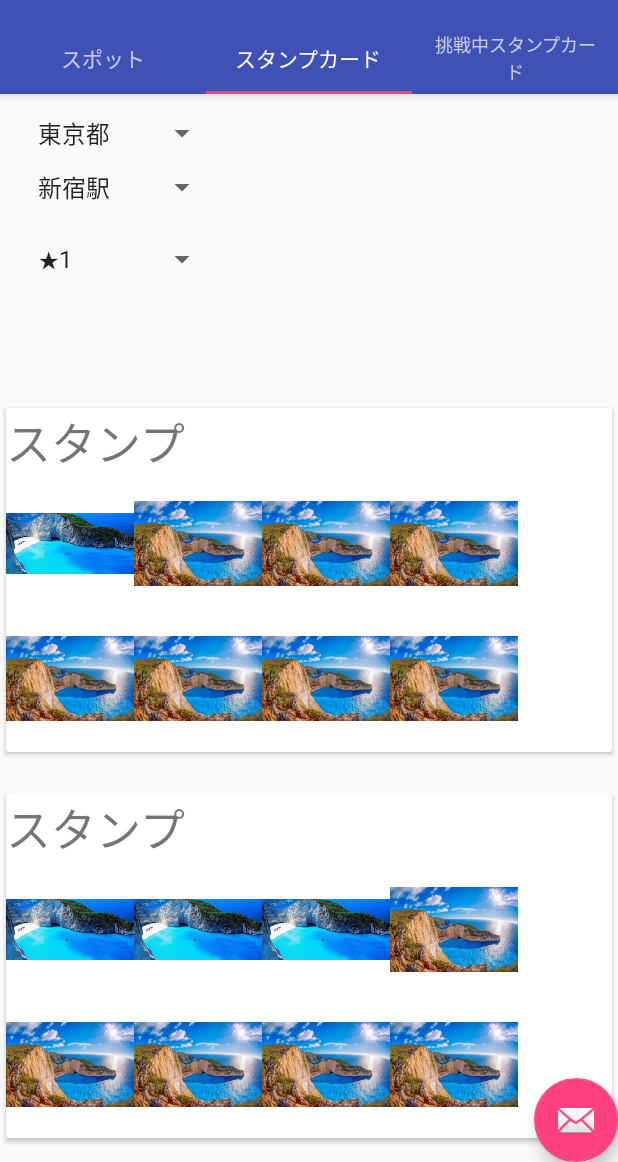
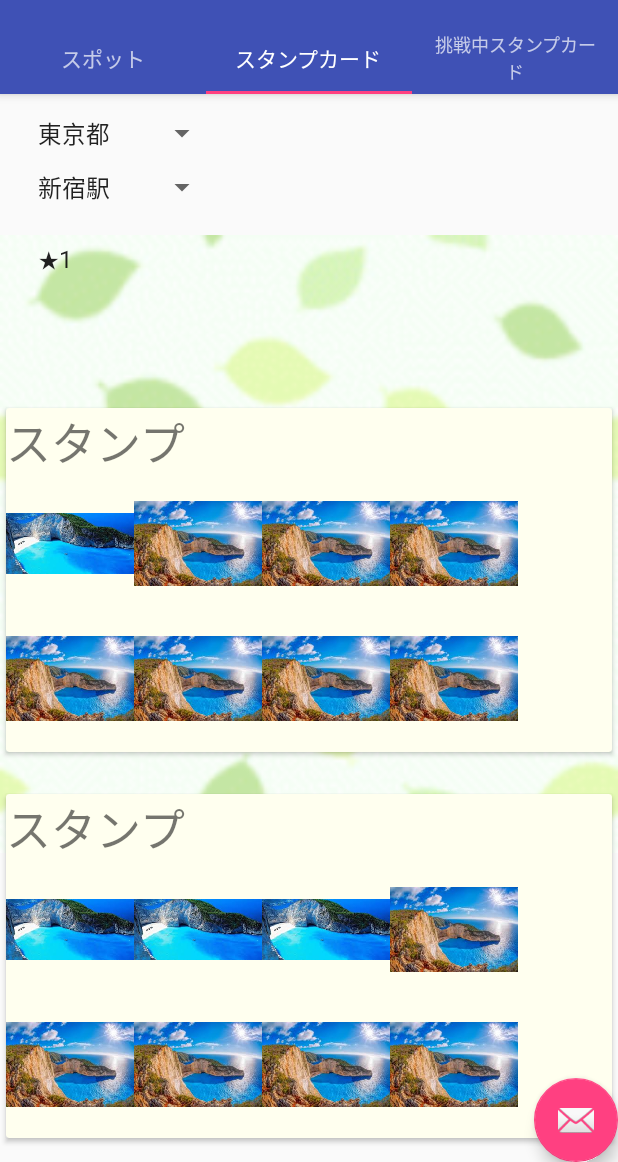
Before and after one commit to h-matsuo/hackathon_2017_colopl, an Android app: the screen it shows after launch (MainActivity), tab 2 chosen, on a phone screen of 412 x 824 dp, the part 74-1236 px from its top. Run offline under Robolectric (Android 15) with nearby library versions, the phone set to English and light mode, and no system bars; libraries missing offline, so code that uses them is left out: com.loopj.android, cz.msebera.android; 4 statements that could not run were skipped.

Commit message:
一歩戻る

```diff
--- a/MyApplication/app/src/main/res/layout/activity_main.xml
+++ b/MyApplication/app/src/main/res/layout/activity_main.xml
@@ -7,6 +7,13 @@
     android:layout_height="match_parent"
     android:fitsSystemWindows="true"
     tools:context="com.example.stamprally.MainActivity">
+
+    <ImageView
+        android:id="@+id/imageView5"
+        android:layout_width="match_parent"
+        android:layout_height="match_parent"
+        android:layout_weight="1"
+        app:srcCompat="@drawable/back_ha" />
 
     <android.support.design.widget.AppBarLayout
         android:id="@+id/appbar"
--- a/MyApplication/app/src/main/res/layout/list2_item.xml
+++ b/MyApplication/app/src/main/res/layout/list2_item.xml
@@ -6,15 +6,15 @@
 
     <android.support.v7.widget.CardView
         android:id="@+id/cardView2"
+        ardCornerRadius="30dp"
         android:layout_width="match_parent"
         android:layout_height="wrap_content"
         android:layout_marginBottom="10dp"
         android:layout_marginLeft="1dp"
         android:layout_marginRight="1dp"
         android:layout_marginTop="10dp"
-        app:cardUseCompatPadding="true"
-        ardCornerRadius="30dp"
-        >
+        app:cardBackgroundColor="#FFFFEF"
+        app:cardUseCompatPadding="true">
 
 
         <RelativeLayout
@@ -35,29 +35,29 @@
                 android:id="@+id/image3"
                 android:layout_width="85dp"
                 android:layout_height="90dp"
-                android:src="@drawable/download_1"
                 android:layout_below="@+id/list_item_text2"
+                android:layout_toEndOf="@+id/image2"
                 android:layout_toRightOf="@+id/image2"
-                android:layout_toEndOf="@+id/image2" />
+                android:src="@drawable/download_1" />
 
             <ImageView
                 android:id="@+id/image2"
                 android:layout_width="85dp"
                 android:layout_height="90dp"
-                android:src="@drawable/download_1"
                 android:layout_below="@+id/list_item_text2"
+                android:layout_toEndOf="@+id/image1"
                 android:layout_toRightOf="@+id/image1"
-                android:layout_toEndOf="@+id/image1" />
+                android:src="@drawable/download_1" />
 
             <ImageView
                 android:id="@+id/image4"
                 android:layout_width="85dp"
                 android:layout_height="90dp"
+                android:layout_above="@+id/image7"
+                android:layout_alignEnd="@+id/image8"
+                android:layout_alignRight="@+id/image8"
                 android:layout_toRightOf="@+id/image3"
-                android:src="@drawable/download_1"
-                android:layout_above="@+id/image7"
-                android:layout_alignRight="@+id/image8"
-                android:layout_alignEnd="@+id/image8" />
+                android:src="@drawable/download_1" />
 
             <ImageView
                 android:id="@+id/image5"
@@ -90,10 +90,10 @@
                 android:id="@+id/image8"
                 android:layout_width="85dp"
                 android:layout_height="90dp"
+                android:layout_below="@+id/image3"
                 android:layout_toEndOf="@+id/image3"
                 android:layout_toRightOf="@+id/image3"
-                android:src="@drawable/download_1"
-                android:layout_below="@+id/image3" />
+                android:src="@drawable/download_1" />
 
             <TextView
                 android:id="@+id/list_item_text2"
--- a/MyApplication/app/src/main/res/layout/list_item.xml
+++ b/MyApplication/app/src/main/res/layout/list_item.xml
@@ -6,15 +6,15 @@
 
     <android.support.v7.widget.CardView
         android:id="@+id/cardView"
+        ardCornerRadius="10dp"
         android:layout_width="match_parent"
         android:layout_height="wrap_content"
         android:layout_marginBottom="10dp"
         android:layout_marginLeft="5dp"
         android:layout_marginRight="5dp"
         android:layout_marginTop="10dp"
-        app:cardUseCompatPadding="true"
-        ardCornerRadius="10dp"
-        >
+        app:cardBackgroundColor="#FFFFEF"
+        app:cardUseCompatPadding="true">
 
 
         <LinearLayout
@@ -24,9 +24,9 @@
 
             <ImageView
                 android:id="@+id/imageView"
-                android:src="@drawable/download_1"
                 android:layout_width="100dp"
-                android:layout_height="100dp" />
+                android:layout_height="100dp"
+                android:src="@drawable/download_1" />
 
             <TextView
                 android:id="@+id/list_item_text"
```
Also changed, not shown: MyApplication/app/src/main/res/drawable/back_ha.gif (added).
